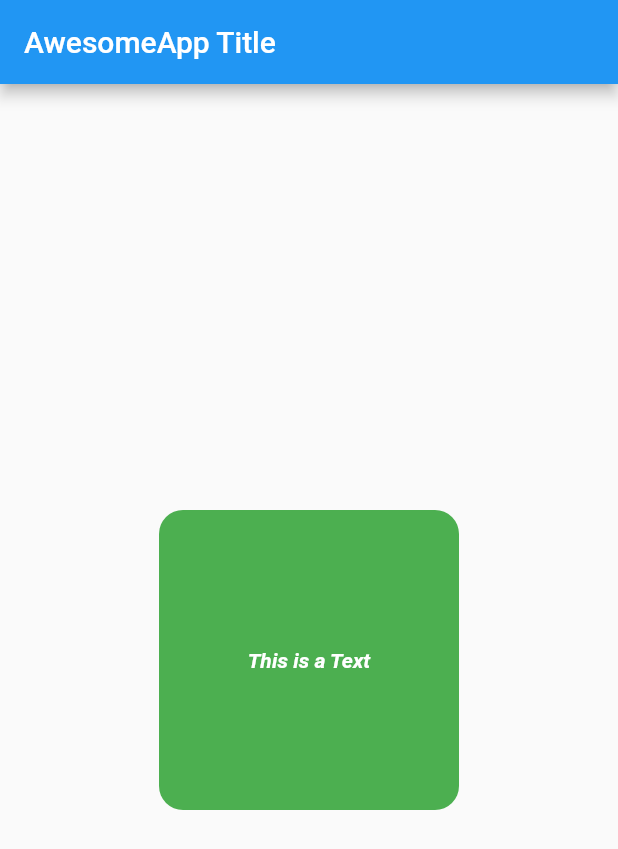
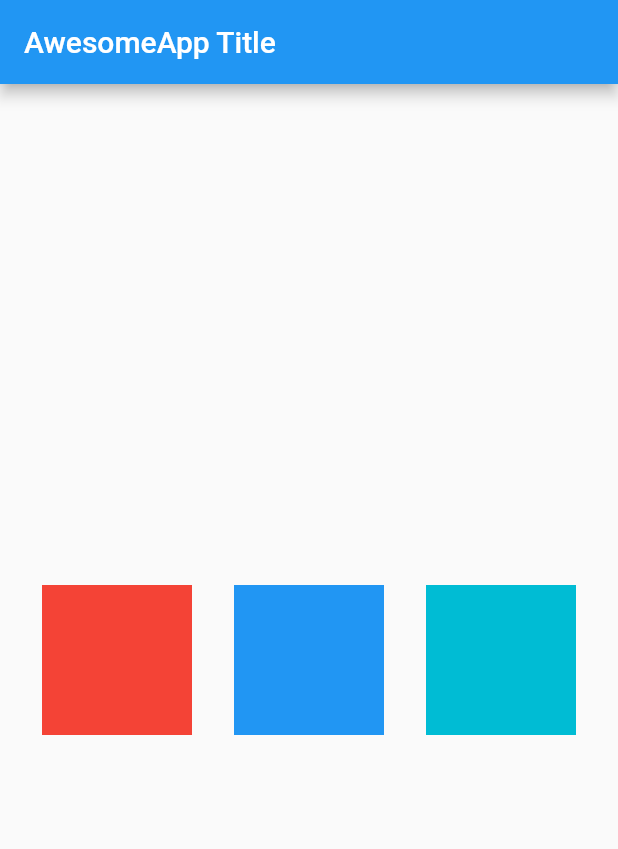
Before and after one commit to odiabhasha/first_app, a Flutter app: the screen it shows after launch, on a phone screen of 412 x 824 dp. Shown: the top 849 px of the screen. Run offline on Flutter 3.47's test engine with Material 2 defaults, Android fonts, the phone set to English and light mode, and no system bars.

Commit message:
Third Chapter Completed.

```diff
--- a/lib/main.dart
+++ b/lib/main.dart
@@ -19,23 +19,35 @@ class HomePage extends StatelessWidget {
           "AwesomeApp Title",
         ),
       ),
-      body: Center(
-          child: Container(
-        width: 200,
-        height: 200,
-        alignment: Alignment.center,
-        child: const Text(
-          "This is a Text",
-          textAlign: TextAlign.center,
-          style: TextStyle(
-              color: Colors.white,
-              fontStyle: FontStyle.italic,
-              fontWeight: FontWeight.bold),
+      body: Container(
+        width: MediaQuery.of(context).size.width,
+        height: MediaQuery.of(context).size.height,
+        child: Row(
+          mainAxisAlignment: MainAxisAlignment.spaceEvenly,
+          crossAxisAlignment: CrossAxisAlignment.center,
+          mainAxisSize: MainAxisSize.max,
+          children: [
+            Container(
+              width: 100,
+              height: 100,
+              padding: const EdgeInsets.all(16),
+              color: Colors.red,
+            ),
+            Container(
+              width: 100,
+              height: 100,
+              padding: const EdgeInsets.all(16),
+              color: Colors.blue,
+            ),
+            Container(
+              width: 100,
+              height: 100,
+              padding: const EdgeInsets.all(16),
+              color: Colors.cyan,
+            ),
+          ],
         ),
-        padding: const EdgeInsets.all(16),
-        decoration: BoxDecoration(
-            color: Colors.green, borderRadius: BorderRadius.circular(16)),
-      )),
+      )
     );
   }
 }
```
Also changed, not shown: 1 other file.
